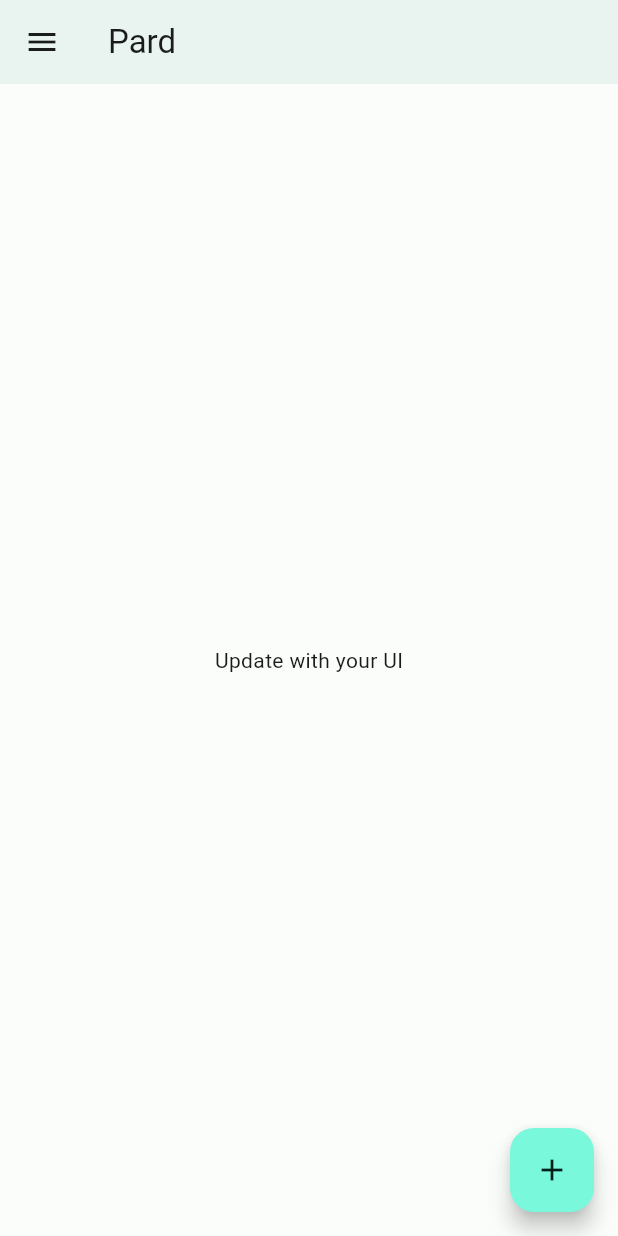
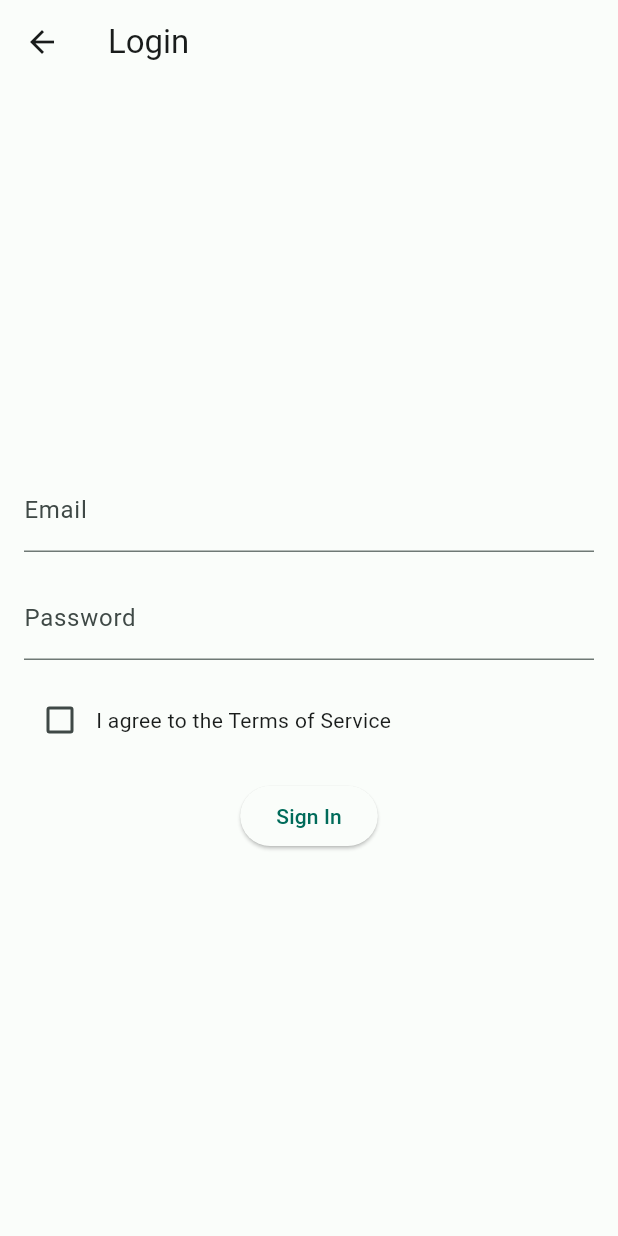
Before and after one commit to KingTechnician/pard, a Flutter app: the screen it shows after launch, after a tap on "Get Started", on a phone screen of 412 x 824 dp. Run offline on Flutter 3.47's test engine with Material 2 defaults, Android fonts, the light colour scheme and no system bars; our stand-ins replace firebase_core; accounts and stored records are empty; generated files the repository leaves out were written again.

Commit message:
Adding Login Page

```diff
--- a/lib/main.dart
+++ b/lib/main.dart
@@ -1,6 +1,7 @@
 
 import 'dart:ui';
-
+import 'package:firebase_core/firebase_core.dart';
+import 'firebase_options.dart';
 import 'package:flutter/material.dart';
 import 'color_schemes.g.dart';
 
@@ -38,7 +39,7 @@ class Home extends StatelessWidget {
             mainAxisAlignment: MainAxisAlignment.center,
             children: const [
               Text(
-                'Update with your UI',
+                'Welcome! Click the button on the bottom right and get started.',
               ),
             ],
           ),
@@ -52,9 +53,9 @@ class Home extends StatelessWidget {
     padding: EdgeInsets.zero,
     children: [
       const DrawerHeader(
-        child: Text('Drawer Header'),
+        child: Text('Menu'),
       ),
-      Text("Quest Reports:",style:TextStyle(fontWeight:FontWeight.bold,fontSize:20)),
+      Text("Quests",style:TextStyle(fontWeight:FontWeight.bold,fontSize:20)),
       Divider(color:darkColorScheme.primary),
       ListTile(
         title: const Text('Item 1'),
@@ -71,6 +72,7 @@ class Home extends StatelessWidget {
         },
       ),
       Divider(color:darkColorScheme.primary),
+      ListTile(leading:const Icon(Icons.person),title:const Text("Equipment"),onTap:(){}),
       ListTile(leading:const Icon(Icons.settings),title:const Text("Settings"),onTap:(){}),
       ListTile(leading:const Icon(Icons.change_circle),title:const Text("Changelog"),onTap:(){}),
       ListTile(leading:const Icon(Icons.info),title:const Text("About"),onTap:(){}),
@@ -118,6 +120,73 @@ class NewQuestModal extends StatelessWidget {
             Navigator.of(context).pop();
           },
           child: Text('Close'),
+        ),
+      ),
+    );
+  }
+}
+
+class Login extends StatelessWidget
+{
+  const Login({Key? key}) : super(key:key);
+  @override
+  Widget build(BuildContext context)
+  {
+    return Stack(
+      children:[buildBackgroundImage(),LoginContent()]);
+  }
+}
+
+class LoginContent extends StatelessWidget {
+  const LoginContent({
+    super.key,
+  });
+
+  @override
+  Widget build(BuildContext context) {
+    return Scaffold(
+      appBar: AppBar(
+        title: Text('Login'),
+      ),
+      body: Center(
+        child: Padding(
+          padding: const EdgeInsets.all(16.0),
+          child: Column(
+            mainAxisAlignment: MainAxisAlignment.center,
+            children: [
+              TextFormField(
+                decoration: InputDecoration(
+                  labelText: 'Email',
+                ),
+              ),
+              SizedBox(height: 16.0),
+              TextFormField(
+                decoration: InputDecoration(
+                  labelText: 'Password',
+                ),
+                obscureText: true,
+              ),
+              SizedBox(height: 16.0),
+              Row(
+                children: [
+                  Checkbox(
+                    value: false,
+                    onChanged: (value) {},
+                  ),
+                  Text('I agree to the Terms of Service'),
+                ],
+              ),
+              SizedBox(height: 16.0),
+              ElevatedButton(
+                onPressed: () {
+                  Navigator.push(context,MaterialPageRoute(builder:(BuildContext context){return Home();}));
+                  // Implement sign-in functionality here
+                  // Perform sign-in logic
+                },
+                child: Text('Sign In'),
+              ),
+            ],
+          ),
         ),
       ),
     );
@@ -176,7 +245,7 @@ Widget landingPageContent(BuildContext context, CrossAxisAlignment crossAxisAlig
         SizedBox(height:32),
         ButtonTheme(minWidth:300.0,height:100.0,child:ElevatedButton(onPressed: (){Navigator.push(
           context,
-          MaterialPageRoute(builder: (context) => const Home()),
+          MaterialPageRoute(builder: (context) => const Login()),
         );}, child:Text("Get Started")))
       ]
     ));
--- a/pubspec.yaml
+++ b/pubspec.yaml
@@ -35,6 +35,8 @@ dependencies:
   # The following adds the Cupertino Icons font to your application.
   # Use with the CupertinoIcons class for iOS style icons.
   cupertino_icons: ^1.0.2
+  firebase_core: ^2.13.1
+  firebase_messaging: ^14.6.2
 
 dev_dependencies:
   flutter_test:
```
Also changed, not shown: pubspec.lock, 9 other files.
